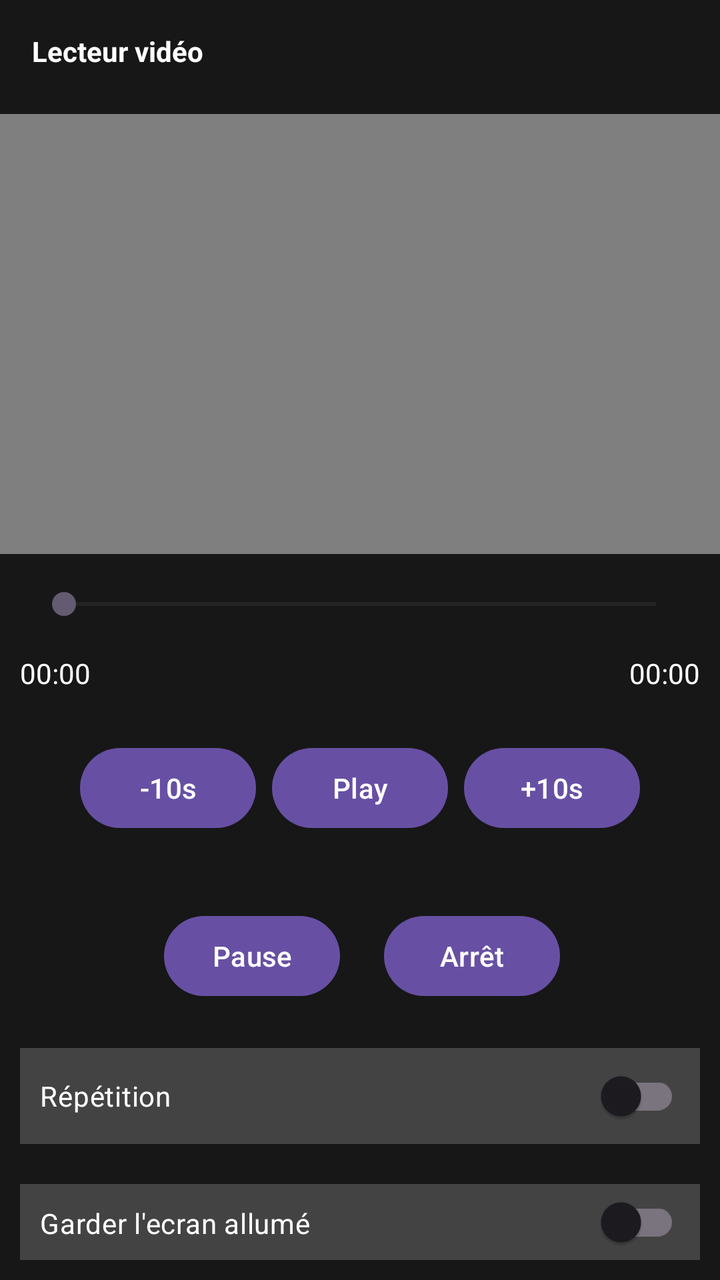
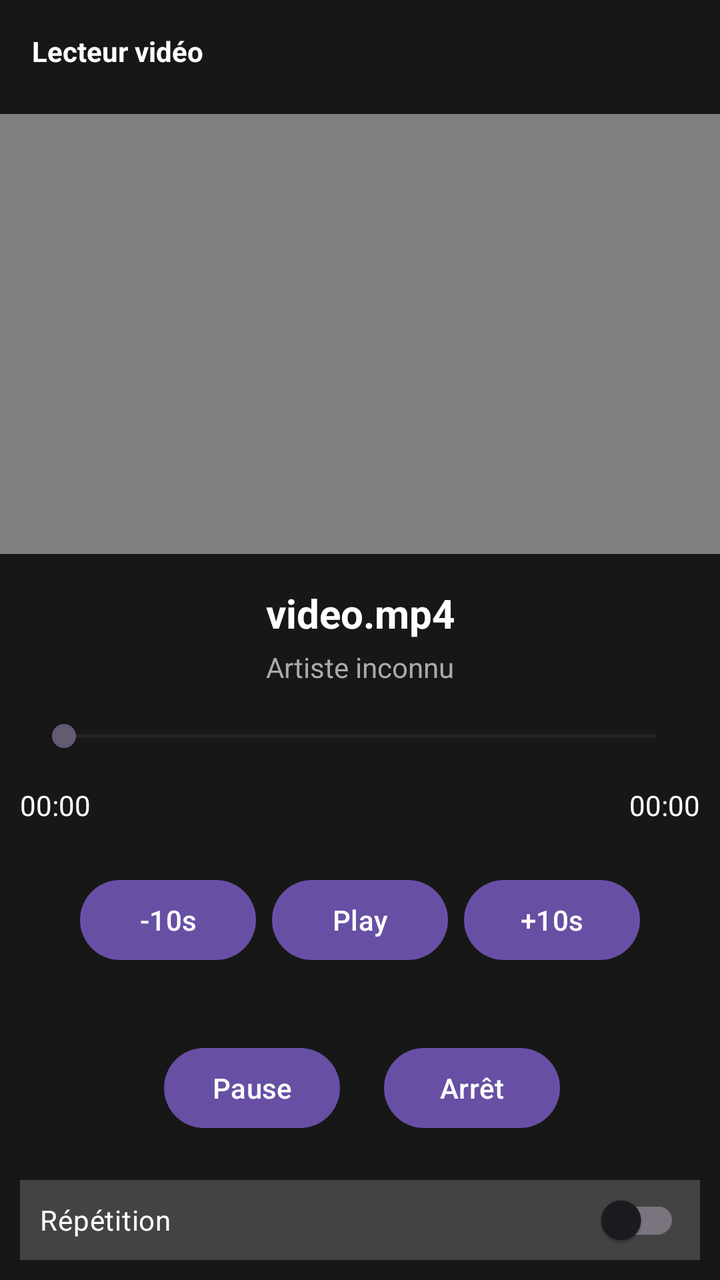

An Android layout rendered at two revisions. The XML below is the earlier revision; the diff shows what the commit changed to produce the second picture.
<!-- AndroidManifest.xml: application theme Theme.NovaPlayer -->
<!-- res/layout/lecteur_video.xml -->
<?xml version="1.0" encoding="utf-8"?>
<LinearLayout
    xmlns:android="http://schemas.android.com/apk/res/android"
    android:layout_width="match_parent"
    android:layout_height="match_parent"
    android:background="#171717"
    android:orientation="vertical">

    <TextView
        android:id="@+id/titre_video"
        android:layout_width="match_parent"
        android:layout_height="wrap_content"
        android:layout_marginBottom="6dp"
        android:padding="16dp"
        android:text="Lecteur vidéo"
        android:textColor="#ffffff"
        android:textStyle="bold" />

    <VideoView
        android:id="@+id/vue_video"
        android:layout_width="match_parent"
        android:layout_height="220dp"
        android:background="#000000" />

    <SeekBar
        android:id="@+id/seekbar"
        android:layout_width="match_parent"
        android:layout_height="wrap_content"
        android:layout_margin="16dp" />

    <LinearLayout
        android:layout_width="match_parent"
        android:layout_height="wrap_content"
        android:layout_marginStart="10dp"
        android:layout_marginEnd="10dp"
        android:orientation="horizontal">

        <TextView
            android:id="@+id/temps_actuel"
            android:layout_width="0dp"
            android:layout_height="wrap_content"
            android:layout_weight="1"
            android:text="00:00"
            android:textColor="#ffffff" />

        <TextView
            android:id="@+id/temps_total"
            android:layout_width="wrap_content"
            android:layout_height="wrap_content"
            android:text="00:00"
            android:textColor="#ffffff" />

    </LinearLayout>

    <LinearLayout
        android:layout_width="match_parent"
        android:layout_height="wrap_content"
        android:layout_marginTop="20dp"
        android:gravity="center"
        android:orientation="horizontal">

        <Button
            android:id="@+id/bouton_reculer"
            android:layout_width="wrap_content"
            android:layout_height="wrap_content"
            android:layout_margin="4dp"
            android:text="-10s" />

        <Button
            android:id="@+id/bouton_lecture"
            android:layout_width="wrap_content"
            android:layout_height="wrap_content"
            android:layout_margin="4dp"
            android:text="Play" />

        <Button
            android:id="@+id/bouton_avancer"
            android:layout_width="wrap_content"
            android:layout_height="wrap_content"
            android:layout_margin="4dp"
            android:text="+10s" />

    </LinearLayout>

    <LinearLayout
        android:layout_width="match_parent"
        android:layout_height="wrap_content"
        android:layout_marginTop="20dp"
        android:gravity="center"
        android:orientation="horizontal">

        <Button
            android:id="@+id/bouton_pause"
            android:layout_width="wrap_content"
            android:layout_height="wrap_content"
            android:layout_margin="12dp"
            android:text="Pause" />

        <Button
            android:id="@+id/bouton_arret"
            android:layout_width="wrap_content"
            android:layout_height="wrap_content"
            android:layout_margin="10dp"
            android:text="Arrêt" />

    </LinearLayout>

    <androidx.appcompat.widget.SwitchCompat
        android:id="@+id/option_repetition"
        android:layout_width="match_parent"
        android:layout_height="wrap_content"
        android:background="#434343"
        android:padding="10dp"
        android:text="Répétition"
        android:textColor="#ffffff"
        android:layout_margin="10dp"/>

    <androidx.appcompat.widget.SwitchCompat
        android:id="@+id/option_ecran_allumer"
        android:layout_width="match_parent"
        android:layout_height="wrap_content"
        android:background="#434343"
        android:text="Garder l'ecran allumé"
        android:textColor="#ffffff"
        android:padding="10dp"
        android:layout_margin="10dp"/>

</LinearLayout>
<!-- resources referenced by this layout -->
<resources>
  <style name="Theme.NovaPlayer" parent="Base.Theme.NovaPlayer" />
  <style name="Base.Theme.NovaPlayer" parent="Theme.Material3.DayNight.NoActionBar">
          
          
      </style>
</resources>

<!-- the commit's change to res/layout/lecteur_video.xml (unified diff, before → after) -->
@@ -21,6 +21,28 @@
         android:layout_width="match_parent"
         android:layout_height="220dp"
         android:background="#000000" />
+
+    <TextView
+        android:id="@+id/titre_audio"
+        android:layout_width="match_parent"
+        android:layout_height="wrap_content"
+        android:text="video.mp4"
+        android:textColor="#FFFFFF"
+        android:textSize="20sp"
+        android:textStyle="bold"
+        android:textAlignment="center"
+        android:layout_marginTop="16dp" />
+
+    <TextView
+        android:id="@+id/artiste_audio"
+        android:layout_width="match_parent"
+        android:layout_height="wrap_content"
+        android:text="Artiste inconnu"
+        android:textColor="#AAAAAA"
+        android:textSize="14sp"
+        android:textAlignment="center"
+        android:layout_marginTop="4dp" />
+
 
     <SeekBar
         android:id="@+id/seekbar"
